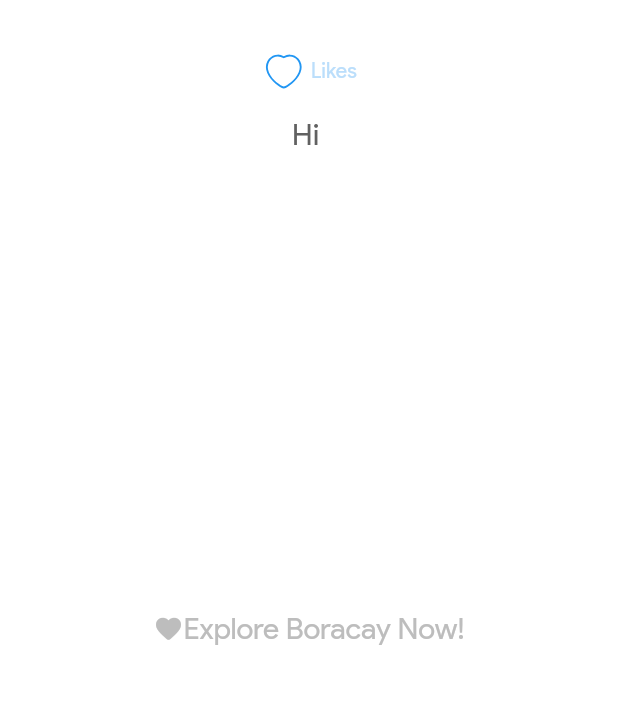
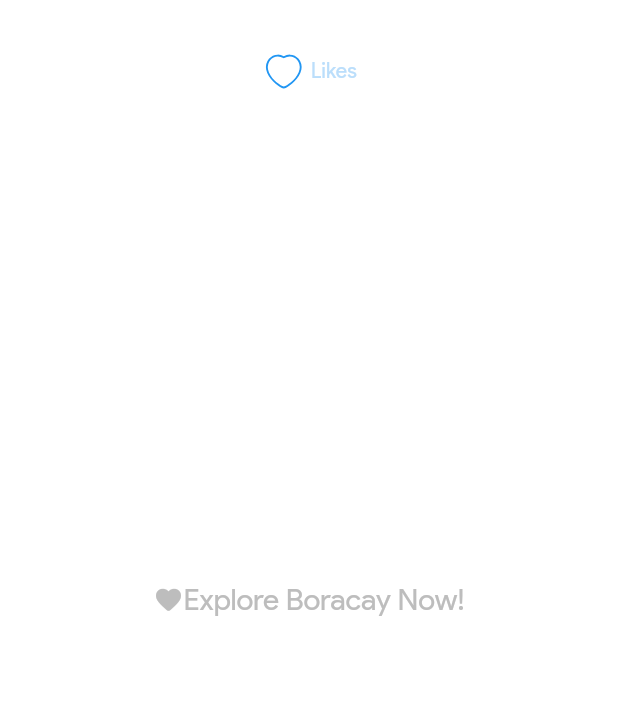
Before and after one commit to jhunanthony/bywayboracay, a Flutter app: the LikedPage screen opened by its route, on a phone screen of 412 x 824 dp, the part 71-775 px from its top. Run offline on Flutter 3.47's test engine with Material 2 defaults, Android fonts, the phone set to English and light mode, and no system bars; drawn by our look-alikes of overlay_support; our stand-ins replace awesome_notifications, bottom_navy_bar, cloud_firestore, expandable_text, firebase_auth, firebase_core and 8 more; missing offline and left inert: filter_list, flutter_polyline_points, flutter_social_content_share, mailer; accounts and stored records are empty.

Commit message:
edit minor

```diff
--- a/lib/pages/DetailsPage.dart
+++ b/lib/pages/DetailsPage.dart
@@ -695,13 +695,13 @@ class _DetailsPageState extends State<DetailsPage> {
                       Icon(
                         Icons.location_pin,
                         color: Colors.blue,
-                        size: 25,
+                        size: 20,
                       ),
                       SizedBox(width: 5),
                       Text(
                         widget.items.itemaddress,
                         style: TextStyle(
-                            fontSize: 20,
+                            fontSize: 14,
                             color: Colors.blue,
                             fontWeight: FontWeight.w300),
                       ),
--- a/lib/pages/LikedPage.dart
+++ b/lib/pages/LikedPage.dart
@@ -55,7 +55,6 @@ class _LikedPageState extends State<LikedPage> {
 
     LikeService likeService = Provider.of<LikeService>(context, listen: false);
 
-
     //bool if a user is currently logged in
 
     return Scaffold(
@@ -94,20 +93,14 @@ class _LikedPageState extends State<LikedPage> {
                   });
                 })),*/
         SizedBox(
-          height: 15,
+          height: 5,
         ),
         Column(
           mainAxisAlignment: MainAxisAlignment.center,
           children: [
             Column(mainAxisAlignment: MainAxisAlignment.center, children: [
-              Text(
-                'Hi $userName',
-                style: TextStyle(
-                  fontSize: 20,
-                  color: Colors.grey[700],
-                ),
-              ),
-              SizedBox(height: 10),
+
+              SizedBox(height: 5),
               Consumer<LikeService>(
                   //a function called when notifier changes
                   builder: (context, like, child) {
@@ -163,7 +156,6 @@ class _LikedPageState extends State<LikedPage> {
             ),
           ],
         ),
-
         Expanded(
           child: Consumer<LikeService>(
             //a function called when notifier changes
@@ -277,7 +269,8 @@ class _LikedPageState extends State<LikedPage> {
                                                 ImageConfiguration(
                                                     devicePixelRatio: 0.2),
                                                 'assets/images/' +
-                                                  itemslistinfo.itemcategoryName +
+                                                    itemslistinfo
+                                                        .itemcategoryName +
                                                     '.png');
                                         showDialog<void>(
                                             context: context,
@@ -334,8 +327,12 @@ class _LikedPageState extends State<LikedPage> {
                               )
                             ],
                           )),
+
                   );
                 });
+
+
+
 
                 return Column(
                   crossAxisAlignment: CrossAxisAlignment.end,
@@ -639,7 +636,11 @@ class _LikedPageState extends State<LikedPage> {
     List temp = await FunctionUtils().eventUsers(emails);
     int today = FunctionUtils().calculateDifference(_selectedDay);
     if (today < 0) {
-      showSimpleNotification(Text("You cannot create a event before today!"),  background: Colors.white, position: NotificationPosition.bottom,);
+      showSimpleNotification(
+        Text("You cannot create a event before today!"),
+        background: Colors.white,
+        position: NotificationPosition.bottom,
+      );
     } else {
       for (int i = 0; i < temp.length; i++) {
         List events = [];
@@ -669,17 +670,20 @@ class _LikedPageState extends State<LikedPage> {
         if (max <= 50) {
           if (data.exists) {
             snapShot.update({"EventList": FieldValue.arrayUnion(events)});
-            showSimpleNotification(Text("Event Added", style: TextStyle(color: Colors.blue)),
-                background: Colors.white, position: NotificationPosition.bottom,);
+            showSimpleNotification(
+              Text("Event Added", style: TextStyle(color: Colors.blue)),
+              background: Colors.white,
+              position: NotificationPosition.bottom,
+            );
             /*FunctionUtils()
                 .sendEmail(email, date, events[0]["time"], emails[0]);*/
           } else {
             snapShot.set({'EventList': events});
             showSimpleNotification(
-                Text(
-                  "Event Added", style: TextStyle(color: Colors.blue)
-                ),
-                background: Colors.white, position: NotificationPosition.bottom,);
+              Text("Event Added", style: TextStyle(color: Colors.blue)),
+              background: Colors.white,
+              position: NotificationPosition.bottom,
+            );
             /* FunctionUtils()
                 .sendEmail(email, date, events[0]["time"], emails[0]);*/
           }
```
Also changed, not shown: lib/pages/ItemsPage.dart (+4 -6 lines). Lines whose indentation alone changed are shown as unchanged.
